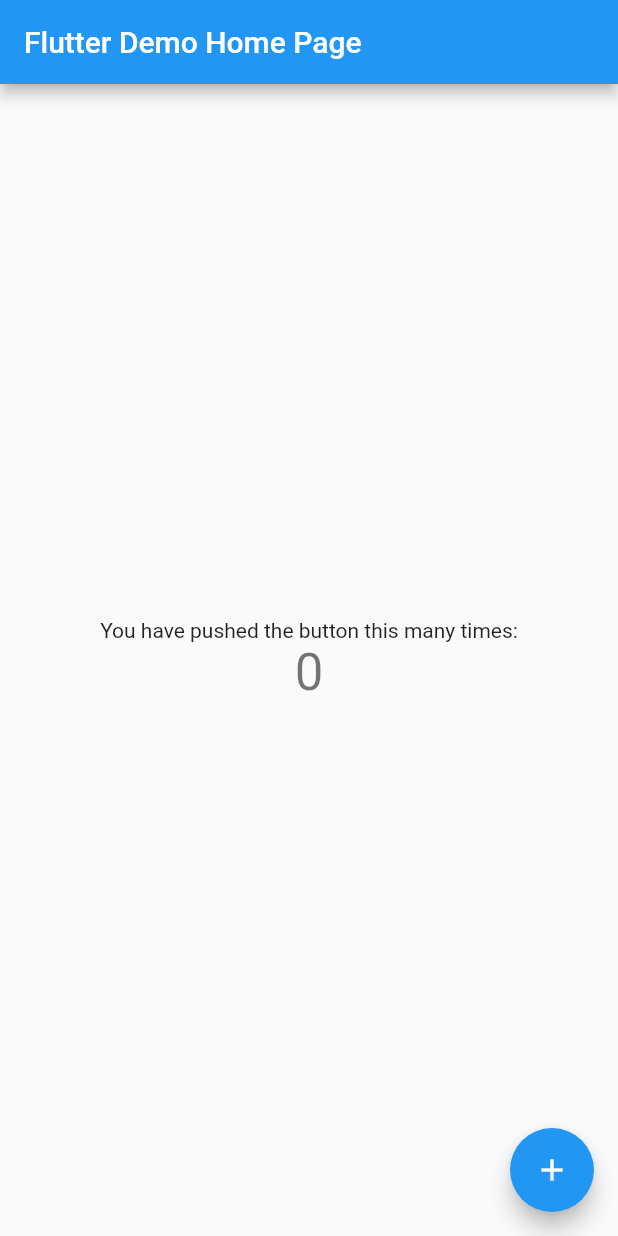
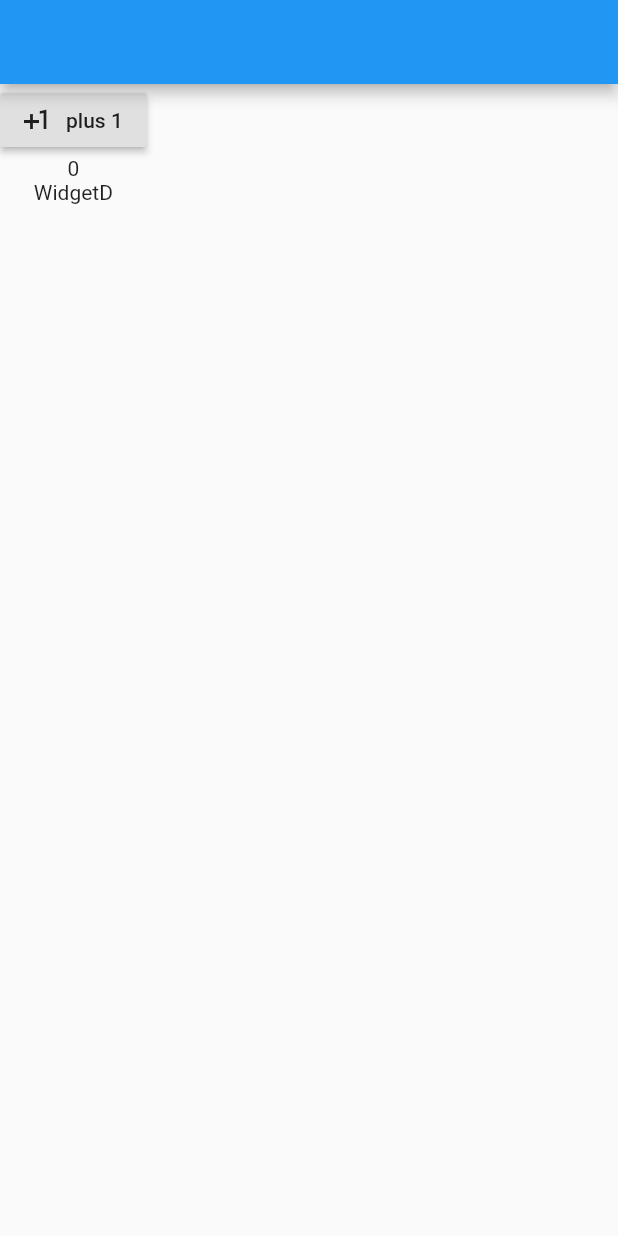
Before and after one commit to agajo/flutter_state_management_article, a Flutter app: the screen it shows after launch, on a phone screen of 412 x 824 dp. Run offline on Flutter 3.47's test engine with Material 2 defaults, Android fonts, the phone set to English and light mode, and no system bars.

Commit message:
state as a global variable

```diff
--- a/lib/main.dart
+++ b/lib/main.dart
@@ -1,111 +1,10 @@
 import 'package:flutter/material.dart';
+// Change here to select which "my_app_x.dart" to import.
+import 'package:flutter_state_management_article/my_app_1.dart';
 
-void main() => runApp(MyApp());
-
-class MyApp extends StatelessWidget {
-  // This widget is the root of your application.
-  @override
-  Widget build(BuildContext context) {
-    return MaterialApp(
-      title: 'Flutter Demo',
-      theme: ThemeData(
-        // This is the theme of your application.
-        //
-        // Try running your application with "flutter run". You'll see the
-        // application has a blue toolbar. Then, without quitting the app, try
-        // changing the primarySwatch below to Colors.green and then invoke
-        // "hot reload" (press "r" in the console where you ran "flutter run",
-        // or simply save your changes to "hot reload" in a Flutter IDE).
-        // Notice that the counter didn't reset back to zero; the application
-        // is not restarted.
-        primarySwatch: Colors.blue,
-      ),
-      home: MyHomePage(title: 'Flutter Demo Home Page'),
-    );
-  }
-}
-
-class MyHomePage extends StatefulWidget {
-  MyHomePage({Key key, this.title}) : super(key: key);
-
-  // This widget is the home page of your application. It is stateful, meaning
-  // that it has a State object (defined below) that contains fields that affect
-  // how it looks.
-
-  // This class is the configuration for the state. It holds the values (in this
-  // case the title) provided by the parent (in this case the App widget) and
-  // used by the build method of the State. Fields in a Widget subclass are
-  // always marked "final".
-
-  final String title;
-
-  @override
-  _MyHomePageState createState() => _MyHomePageState();
-}
-
-class _MyHomePageState extends State<MyHomePage> {
-  int _counter = 0;
-
-  void _incrementCounter() {
-    setState(() {
-      // This call to setState tells the Flutter framework that something has
-      // changed in this State, which causes it to rerun the build method below
-      // so that the display can reflect the updated values. If we changed
-      // _counter without calling setState(), then the build method would not be
-      // called again, and so nothing would appear to happen.
-      _counter++;
-    });
-  }
-
-  @override
-  Widget build(BuildContext context) {
-    // This method is rerun every time setState is called, for instance as done
-    // by the _incrementCounter method above.
-    //
-    // The Flutter framework has been optimized to make rerunning build methods
-    // fast, so that you can just rebuild anything that needs updating rather
-    // than having to individually change instances of widgets.
-    return Scaffold(
-      appBar: AppBar(
-        // Here we take the value from the MyHomePage object that was created by
-        // the App.build method, and use it to set our appbar title.
-        title: Text(widget.title),
-      ),
-      body: Center(
-        // Center is a layout widget. It takes a single child and positions it
-        // in the middle of the parent.
-        child: Column(
-          // Column is also layout widget. It takes a list of children and
-          // arranges them vertically. By default, it sizes itself to fit its
-          // children horizontally, and tries to be as tall as its parent.
-          //
-          // Invoke "debug painting" (press "p" in the console, choose the
-          // "Toggle Debug Paint" action from the Flutter Inspector in Android
-          // Studio, or the "Toggle Debug Paint" command in Visual Studio Code)
-          // to see the wireframe for each widget.
-          //
-          // Column has various properties to control how it sizes itself and
-          // how it positions its children. Here we use mainAxisAlignment to
-          // center the children vertically; the main axis here is the vertical
-          // axis because Columns are vertical (the cross axis would be
-          // horizontal).
-          mainAxisAlignment: MainAxisAlignment.center,
-          children: <Widget>[
-            Text(
-              'You have pushed the button this many times:',
-            ),
-            Text(
-              '$_counter',
-              style: Theme.of(context).textTheme.display1,
-            ),
-          ],
-        ),
-      ),
-      floatingActionButton: FloatingActionButton(
-        onPressed: _incrementCounter,
-        tooltip: 'Increment',
-        child: Icon(Icons.add),
-      ), // This trailing comma makes auto-formatting nicer for build methods.
-    );
-  }
-}
+void main() => runApp(MaterialApp(
+        home: Scaffold(
+      appBar: AppBar(),
+      // Change here to select which "MyAppX" to call.
+      body: MyApp1(),
+    )));
--- /dev/null
+++ b/lib/my_app_1.dart
@@ -0,0 +1,83 @@
+import 'package:flutter/material.dart';
+
+class MyApp1 extends StatelessWidget {
+  @override
+  Widget build(BuildContext context) {
+    return HogeStatefulWidget();
+  }
+}
+
+// Stateをグローバル変数として持つ
+_HogeStatefulWidgetState _state = _HogeStatefulWidgetState();
+
+class HogeStatefulWidget extends StatefulWidget {
+  @override
+  _HogeStatefulWidgetState createState() => _state;
+}
+
+class _HogeStatefulWidgetState extends State<HogeStatefulWidget> {
+  // WidgetAとWidgetDのコンストラクタはbuild()内で呼ばないので、setState()時にリビルドされない
+  final WidgetA _widgetA = WidgetA();
+  final WidgetD _widgetD = WidgetD();
+  int _counter = 0;
+  @override
+  Widget build(BuildContext context) {
+    return Column(
+      children: <Widget>[
+        _widgetA,
+        WidgetB(child: WidgetC(count: _counter, child: _widgetD)),
+      ],
+    );
+  }
+}
+
+class WidgetA extends StatelessWidget {
+  @override
+  Widget build(BuildContext context) {
+    print('WidgetA is built.');
+    return RaisedButton.icon(
+      icon: Icon(Icons.plus_one),
+      label: Text('plus 1'),
+      onPressed: () {
+        // グローバル変数である_stateが持つsetStateを直接呼ぶ
+        _state.setState(() {
+          _state._counter++;
+        });
+      },
+    );
+  }
+}
+
+class WidgetB extends StatelessWidget {
+  WidgetB({this.child});
+  final Widget child;
+  @override
+  Widget build(BuildContext context) {
+    print('WidgetB is built');
+    return child;
+  }
+}
+
+class WidgetC extends StatelessWidget {
+  WidgetC({this.count, this.child});
+  final Widget child;
+  final int count;
+  @override
+  Widget build(BuildContext context) {
+    print('WidgetC is built.');
+    return Column(
+      children: <Widget>[
+        Text(count.toString()),
+        child,
+      ],
+    );
+  }
+}
+
+class WidgetD extends StatelessWidget {
+  @override
+  Widget build(BuildContext context) {
+    print('WidgetD is built.');
+    return Text('WidgetD');
+  }
+}
```
Also changed, not shown: 1 other file.
